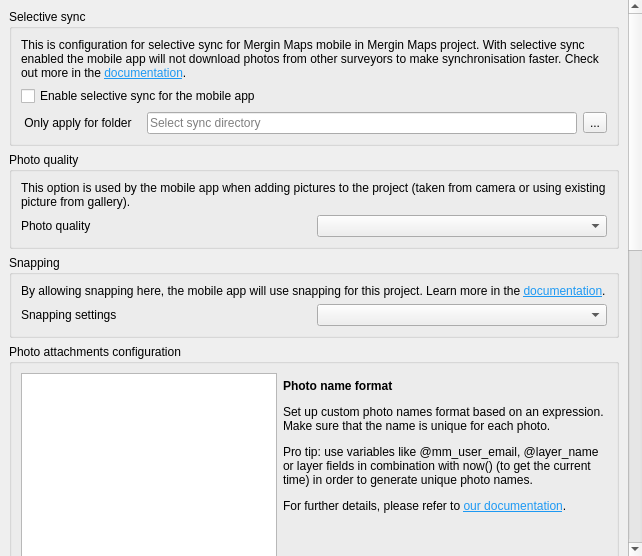
This is Mergin/ui/ui_project_config.ui in MerginMaps/qgis-plugin as Qt 5 draws it before an edit. The edited form follows.
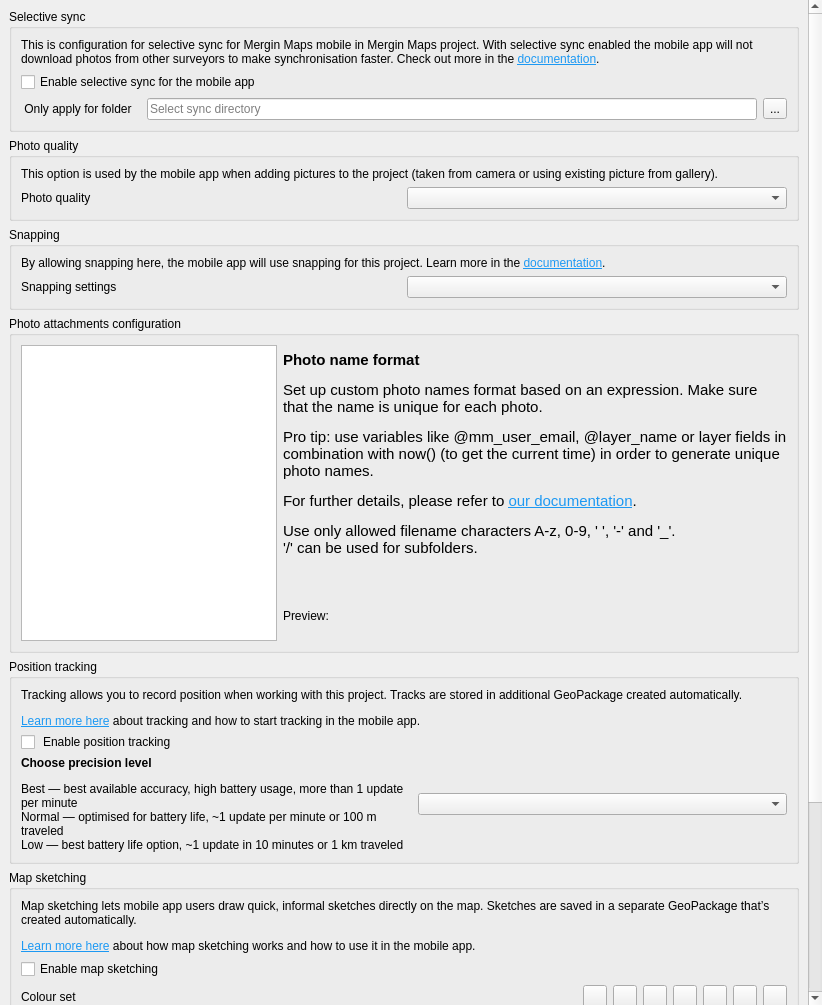
This is the edited form. Custom widgets are drawn as their Qt base class.

Commit message: Check photo names in project settings

What changed in the file:
```diff
--- a/Mergin/ui/ui_project_config.ui
+++ b/Mergin/ui/ui_project_config.ui
@@ -9,8 +9,8 @@
    <rect>
     <x>0</x>
     <y>0</y>
-    <width>642</width>
-    <height>556</height>
+    <width>822</width>
+    <height>1005</height>
    </rect>
   </property>
   <property name="windowTitle">
@@ -44,9 +44,9 @@
       <property name="geometry">
        <rect>
         <x>0</x>
-        <y>-888</y>
-        <width>628</width>
-        <height>1444</height>
+        <y>0</y>
+        <width>808</width>
+        <height>1396</height>
        </rect>
       </property>
       <layout class="QVBoxLayout" name="verticalLayout">
@@ -193,6 +193,11 @@
               <verstretch>0</verstretch>
              </sizepolicy>
             </property>
+            <property name="font">
+             <font>
+              <italic>true</italic>
+             </font>
+            </property>
             <property name="text">
              <string/>
             </property>
@@ -214,14 +219,22 @@
           <item row="4" column="1">
            <widget class="QLabel" name="label_7">
             <property name="text">
-             <string>Preview</string>
+             <string>Preview:</string>
             </property>
            </widget>
           </item>
           <item row="1" column="1" colspan="2">
            <widget class="QLabel" name="label_6">
             <property name="text">
-             <string>&lt;html&gt;&lt;head/&gt;&lt;body&gt;&lt;p&gt;&lt;span style=&quot; font-weight:600;&quot;&gt;Photo name format&lt;/span&gt;&lt;/p&gt;&lt;p&gt;Set up custom photo names format based on an expression. Make sure that the name is unique for each photo.&lt;/p&gt;&lt;p&gt;Pro tip: use variables like &lt;span style=&quot; font-family:'Noto Sans Mono';&quot;&gt;@mm_user_email&lt;/span&gt;, &lt;span style=&quot; font-family:'Noto Sans Mono';&quot;&gt;@layer_name&lt;/span&gt; or layer fields in combination with &lt;span style=&quot; font-family:'Noto Sans Mono';&quot;&gt;now()&lt;/span&gt; (to get the current time) in order to generate unique photo names.&lt;/p&gt;&lt;p&gt;For further details, please refer to &lt;a href=&quot;https://merginmaps.com/docs/layer/settingup_forms_photo/#customising-photo-name-format-with-expressions&quot;&gt;&lt;span style=&quot; text-decoration: underline; color:#1d99f3;&quot;&gt;our documentation&lt;/span&gt;&lt;/a&gt;.&lt;/p&gt;&lt;/body&gt;&lt;/html&gt;</string>
+             <string>&lt;!DOCTYPE HTML PUBLIC &quot;-//W3C//DTD HTML 4.0//EN&quot; &quot;http://www.w3.org/TR/REC-html40/strict.dtd&quot;&gt;
+&lt;html&gt;&lt;head&gt;&lt;meta name=&quot;qrichtext&quot; content=&quot;1&quot; /&gt;&lt;style type=&quot;text/css&quot;&gt;
+p, li { white-space: pre-wrap; }
+&lt;/style&gt;&lt;/head&gt;&lt;body style=&quot; font-family:'Ubuntu'; font-size:11pt; font-weight:400; font-style:normal;&quot;&gt;
+&lt;p style=&quot; margin-top:12px; margin-bottom:12px; margin-left:0px; margin-right:0px; -qt-block-indent:0; text-indent:0px;&quot;&gt;&lt;span style=&quot; font-weight:600;&quot;&gt;Photo name format&lt;/span&gt;&lt;/p&gt;
+&lt;p style=&quot; margin-top:12px; margin-bottom:12px; margin-left:0px; margin-right:0px; -qt-block-indent:0; text-indent:0px;&quot;&gt;Set up custom photo names format based on an expression. Make sure that the name is unique for each photo.&lt;/p&gt;
+&lt;p style=&quot; margin-top:12px; margin-bottom:12px; margin-left:0px; margin-right:0px; -qt-block-indent:0; text-indent:0px;&quot;&gt;Pro tip: use variables like &lt;span style=&quot; font-family:'Noto Sans Mono';&quot;&gt;@mm_user_email&lt;/span&gt;, &lt;span style=&quot; font-family:'Noto Sans Mono';&quot;&gt;@layer_name&lt;/span&gt; or layer fields in combination with &lt;span style=&quot; font-family:'Noto Sans Mono';&quot;&gt;now()&lt;/span&gt; (to get the current time) in order to generate unique photo names.&lt;/p&gt;
+&lt;p style=&quot; margin-top:12px; margin-bottom:12px; margin-left:0px; margin-right:0px; -qt-block-indent:0; text-indent:0px;&quot;&gt;For further details, please refer to &lt;a href=&quot;https://merginmaps.com/docs/layer/settingup_forms_photo/#customising-photo-name-format-with-expressions&quot;&gt;&lt;span style=&quot; text-decoration: underline; color:#1d99f3;&quot;&gt;our documentation&lt;/span&gt;&lt;/a&gt;.&lt;/p&gt;
+&lt;p style=&quot; margin-top:12px; margin-bottom:12px; margin-left:0px; margin-right:0px; -qt-block-indent:0; text-indent:0px;&quot;&gt;Use only allowed filename characters A-z, 0-9, ' ', '-' and '_'. &lt;br /&gt;'/' can be used for subfolders.&lt;/p&gt;&lt;/body&gt;&lt;/html&gt;</string>
             </property>
             <property name="wordWrap">
              <bool>true</bool>
```
The commit also changes 2 other files.
